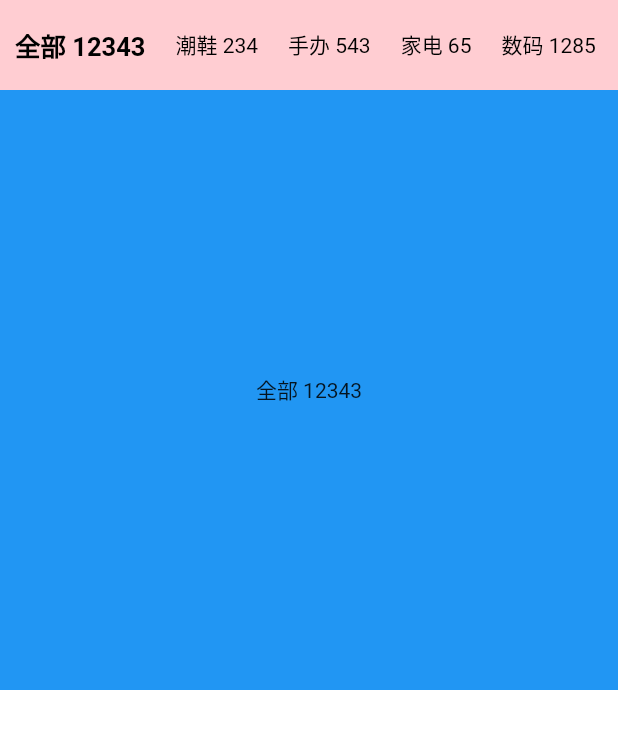
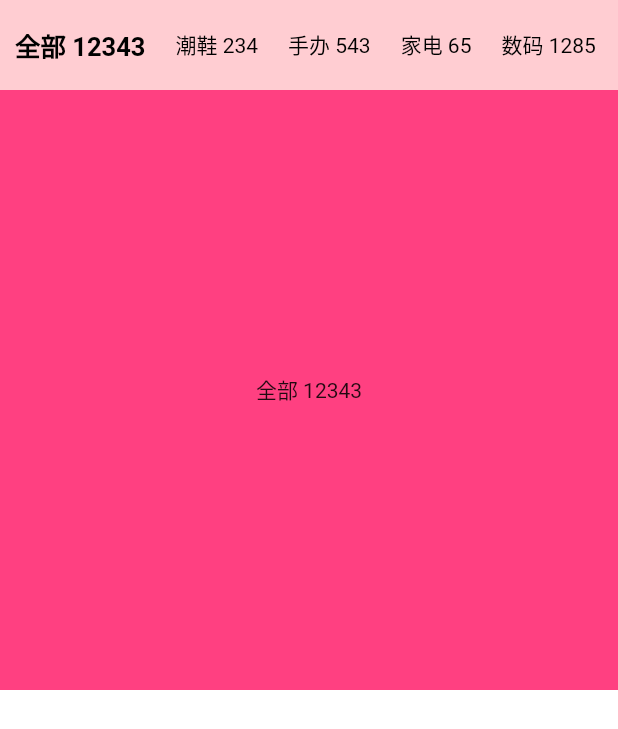
Before and after one commit to yukilzw/idle_fish, a Flutter app: the screen it shows after launch, on a phone screen of 412 x 824 dp. Shown: the top 729 px of the screen. Run offline on Flutter 3.47's test engine with Material 2 defaults, Android fonts, the phone set to English and light mode, and no system bars; our stand-ins replace lottie, pull_to_refresh.

Commit message:
start in web

```diff
--- a/lib/main.dart
+++ b/lib/main.dart
@@ -1,7 +1,7 @@
 import 'package:flutter/material.dart';
 import 'package:flutter/cupertino.dart';
 import 'package:flutter/services.dart';
-import 'pull.dart';
+// import 'pull.dart';
 import 'tabpage.dart';
 
 void main() {
--- a/lib/tabpage.dart
+++ b/lib/tabpage.dart
@@ -74,12 +74,16 @@ class _TabPage extends State<TabPage> {
   }
 
   List<Widget> _renderPage() {
-    return testNav.map((text) => Container(
-      color: Colors.blue,
-      child: Center(
-        child: Text(text),
-      ),
-    )).toList();
+    List colors = [Colors.pinkAccent, Colors.blue, Colors.red, Colors.green, Colors.yellow, Colors.pink, Colors.black, Colors.purple, Colors.deepOrange];
+    return testNav.asMap().map((i, text) {
+      return MapEntry(i, Container(
+          color: colors[i],
+          child: Center(
+            child: Text(text),
+          ),
+        )
+      );
+    }).values.toList();
   }
 
   @override
```
Also changed, not shown: pubspec.lock.
